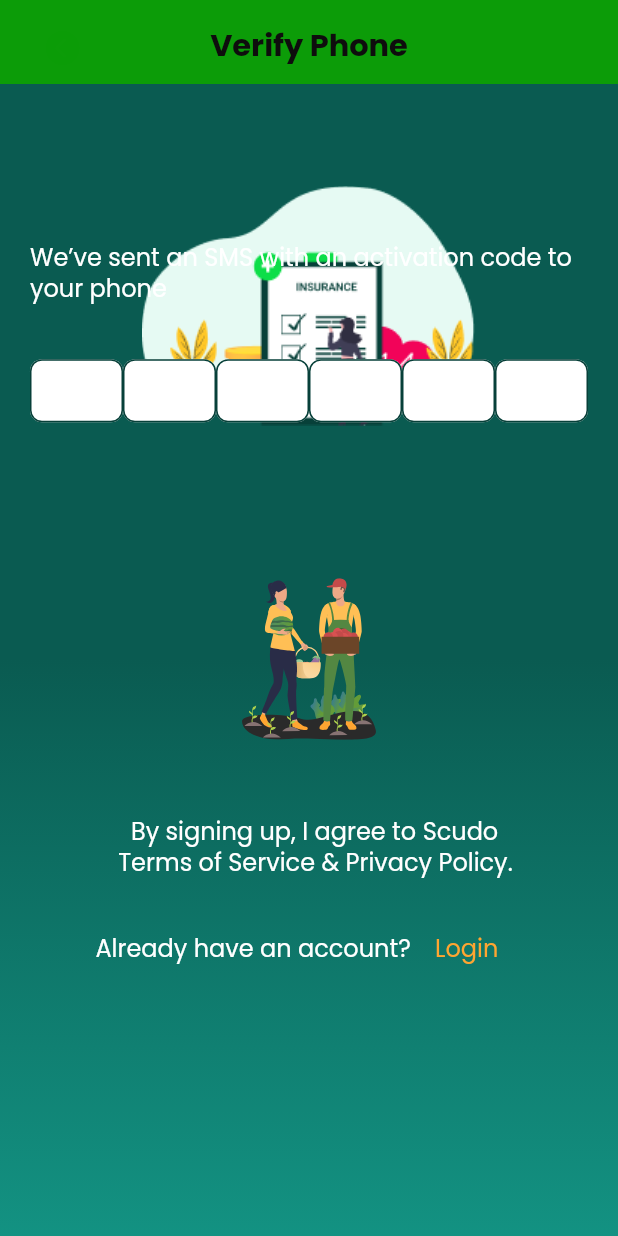
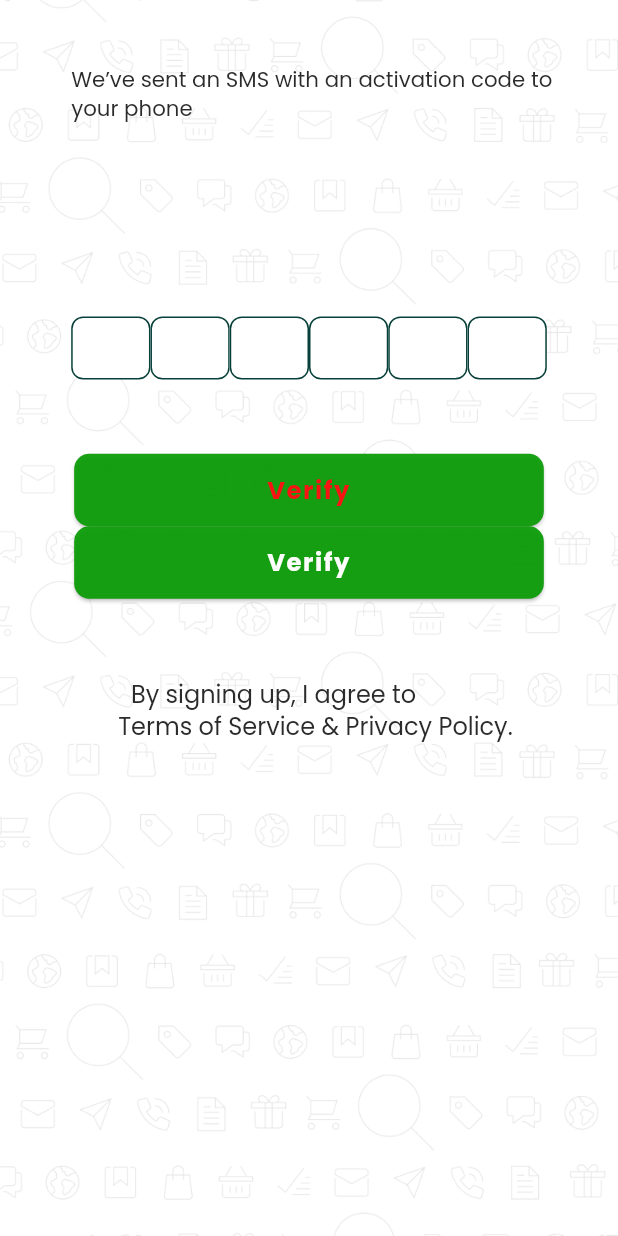
Before and after one commit to DreXuri/TajApp, a Flutter app: the OtpPhoneScreen screen opened directly with empty values, on a phone screen of 412 x 824 dp. Run offline on Flutter 3.47's test engine with Material 2 defaults, Android fonts, the phone set to English and light mode, and no system bars; drawn by our look-alikes of dynamic_color; our stand-ins replace firebase_auth, firebase_core, flutter_datetime_picker_plus, flutter_riverpod, flutter_screenutil, flutter_svg and 12 more; missing offline and left inert: date_picker_plus; accounts and stored records are empty; generated files the repository leaves out were written again.

Commit message:
otp page

```diff
--- a/lib/screens/auth/views/otp_phone.dart
+++ b/lib/screens/auth/views/otp_phone.dart
@@ -6,67 +6,62 @@ import 'package:todoapp/general/params/params.dart';
 import 'package:todoapp/general/utils/assets_constant.dart';
 import 'package:todoapp/general/utils/color_constant.dart';
 import 'package:todoapp/general/widgets/app_bar.dart';
+import 'package:todoapp/general/widgets/background_widget.dart';
 import 'package:todoapp/general/widgets/button.dart';
+import 'package:todoapp/general/widgets/custom_loading_indicator.dart';
 import 'package:todoapp/general/widgets/custom_snackbar.dart';
 import 'package:todoapp/general/widgets/custome_text.dart';
 import 'package:todoapp/general/widgets/height_space.dart';
+import 'package:todoapp/general/widgets/navbar.dart';
+import 'package:todoapp/screens/auth/controllers/auth%20controller/auth_controller.dart';
 import 'package:todoapp/screens/auth/views/login.dart';
 import 'package:todoapp/screens/auth/widgets/otp_box.dart';
 
-class OtpPhoneScreen extends StatefulWidget {
+class OtpPhoneScreen extends ConsumerWidget {
   static const String route = '/otp-phone-screen';
-  const OtpPhoneScreen({super.key});
+  const OtpPhoneScreen({super.key, required this.phone, required this.smsId});
+  final String phone;
+  final String smsId;
+  // String verificationCode = '';
+
+  // String phoneNumber = '';
+
+  void verifyOtp(BuildContext context, WidgetRef ref, String verificationCode) {
+    ref.read(authControllerProvider.notifier).verifyOtCodep(
+        context: context,
+        smsId: smsId,
+        smsCode: verificationCode,
+        isMounted: true);
+  }
 
   @override
-  State<OtpPhoneScreen> createState() => _OtpPhoneScreenState();
-}
+  // Widget build(BuildContext context, WidgetRef ref) {
+  Widget build(BuildContext context, WidgetRef ref) {
+    // final arguments = ModalRoute.of(context)!.settings.arguments as Map;
 
+    // phoneNumber = arguments['phone'];
+    // smsId = arguments['smsId'];
     final _otpPhoneFormKey = GlobalKey<FormState>();
-
-class _OtpPhoneScreenState extends State<OtpPhoneScreen> {
     String verificationCode = '';
-  String phoneNumber = '';
-
-  bool isResendCode = false;
-
-  @override
-  Widget build(BuildContext context) {
-    final arguments = ModalRoute.of(context)!.settings.arguments as Map;
-
-    phoneNumber = arguments['phoneNumber'];
-
     return Scaffold(
-      backgroundColor: AppConst.kPrimary,
-      appBar: customAppBar(
-        context,
-        titleText: 'Verify Phone',
-      ),
-      body: Container(
-        height: MediaQuery.of(context).size.height,
-        decoration: const BoxDecoration(
-          gradient: AppConst.appBarGradient,
-        ),
-        child: Stack(
-          children: [
-            Image.asset(
-              Assets.onboard,
-              width: double.infinity,
-            ),
-            SingleChildScrollView(
+      body: Background(
+        child: SingleChildScrollView(
           child: Form(
             key: _otpPhoneFormKey,
             child: Column(
               crossAxisAlignment: CrossAxisAlignment.center,
               children: [
-                    HeightSpace(hight: 103.h),
+                HeightSpace(hight: 18.h),
                 _numberVerificationText(),
-                    HeightSpace(hight: 15.h),
+                HeightSpace(hight: 105.h),
                 OtpBox(
                   onCodeChanged: (code) {
                     verificationCode = code;
+                    // return verifyOtp(context, ref, code);
                   },
                 ),
                 HeightSpace(hight: 24.h),
+
                 // Row(
                 //   mainAxisAlignment: MainAxisAlignment.center,
                 //   children: [
@@ -87,129 +82,115 @@ class _OtpPhoneScreenState extends State<OtpPhoneScreen> {
                 //   ],
                 // ),
                 HeightSpace(hight: 24.h),
-                    // Consumer(
-                    //   builder:
-                    //       (BuildContext context, WidgetRef ref, Widget? child) {
-                    //     final state = ref.watch(regControllerProvider);
+                Consumer(
+                  builder:
+                      (BuildContext context, WidgetRef ref, Widget? child) {
+                    final state = ref.watch(authControllerProvider);
 
-                    //     ref.listen(
-                    //       regControllerProvider,
-                    //       (previous, next) {
-                    //         next.when(
-                    //             initial: () => null,
-                    //             loading: () => null,
-                    //             loaded: () => _onWidgetDidBuild(
-                    //                 context, RegisterEmailScreen.route),
-                    //             error: (message) => _showSnackBar(
-                    //                 context, message,
-                    //                 isError: true));
-                    //       },
-                    //     );
+                    return _verifyButton(context, ref, verificationCode);
+                  },
+                ),
 
-                    //     return state.when(
-                    //       initial: () => _verifyButton(ref),
-                    //       loading: () => const CircularProgressIndicator(),
-                    //       loaded: () => _verifyButton(ref),
-                    //       error: (message) => _verifyButton(ref),
-                    //     );
-                    //   },
+                // Consumer(builder:
+                //     (BuildContext context, WidgetRef ref, Widget? child) {
+                //   return _verifyButton(context, ref, );
+                // }),
+                // _verifyButton(
+                //   context,
+                //   ref,
                 // ),
+                // PrimaryButton(
+                //     text: 'Verify',
+                //     onPressed: () {
+                //       verifyOt;
+                //       hideKeyboard(context);
+                //     }),
 
+                PrimaryButton(
+                    text: 'Verify',
+                    onPressed: () {
+                      // isResendCode = false;
+                      //   if (_otpPhoneFormKey.currentState!.validate()) {
+                      //     ref.read(authControllerProvider.notifier).verifyOtCodep(
+                      //         context: context,
+                      //         smsId: smsId,
+                      //         // smsId: phoneNumber,
+                      //         smsCode: verificationCode,
+                      //         isMounted: true);
+                      //     hideKeyboard(context);
+                      //   }
+                      // },
+                      // print(verificationCode);
+                    }),
                 HeightSpace(hight: 53.h),
-                    SvgPicture.asset(
-                      Assets.navHome,
-                      width: 93.w,
-                      height: 106.12.h,
-                    ),
-                    HeightSpace(hight: 50.h),
+
                 const CustomText(
                   fontSize: 16,
                   fontWeight: FontWeight.w400,
                   height: 1.3,
-                      data: '''    By signing up, I agree to Scudo
+                  data: '''    By signing up, I agree to
   Terms of Service & Privacy Policy.''',
-                      color: AppConst.kWhite,
+                  color: AppConst.kTextBlack,
                   textAlign: null,
                 ),
-                    HeightSpace(hight: 22.h),
-                    Row(
-                      mainAxisAlignment: MainAxisAlignment.center,
-                      children: [
-                        const CustomText(
-                          fontSize: 16,
-                          fontWeight: FontWeight.w400,
-                          height: 1.3,
-                          data: '''Already have an account? ''',
-                          color: AppConst.kWhite,
-                          textAlign: null,
-                        ),
-                        TextButton(
-                          onPressed: () {
-                            Navigator.pushReplacementNamed(
-                                context, Login.route);
-                          },
-                          child: const CustomText(
-                            fontSize: 16,
-                            fontWeight: FontWeight.w400,
-                            height: 1.3,
-                            data: '''Login ''',
-                            color: AppConst.kSecondaryYellow,
-                            textAlign: null,
-                          ),
-                        ),
-                      ],
-                    ),
+                // HeightSpace(hight: 22.h),
+                // Row(
+                //   mainAxisAlignment: MainAxisAlignment.center,
+                //   children: [
+                //     const CustomText(
+                //       fontSize: 16,
+                //       fontWeight: FontWeight.w400,
+                //       height: 1.3,
+                //       data: '''Already have an account? ''',
+                //       color: AppConst.kWhite,
+                //       textAlign: null,
+                //     ),
+                //     TextButton(
+                //       onPressed: () {
+                //         Navigator.pushReplacementNamed(
+                //             context, Login.route);
+                //       },
+                //       child: const CustomText(
+                //         fontSize: 16,
+                //         fontWeight: FontWeight.w400,
+                //         height: 1.3,
+                //         data: '''Login ''',
+                //         color: AppConst.kSecondaryYellow,
+                //         textAlign: null,
+                //       ),
+                //     ),
+                //   ],
+                // ),
               ],
             ),
           ),
-            ),
-          ],
         ),
       ),
     );
   }
 
-  // Widget _verifyButton(WidgetRef ref) {
-  //   return PrimaryButton(
-  //     text: 'Verify',
-  //     onPressed: () {
-  //       isResendCode = false;
-  //       if (_otpPhoneFormKey.currentState!.validate()) {
-  //         ref.read(regControllerProvider.notifier).verifyPhone(
-  //               RegistrationParams(
-  //                 phone: phoneNumber,
-  //                 verificationCode: verificationCode,
-  //               ),
-  //             );
-  //         hideKeyboard(context);
-  //       }
-  //     },
-  //   );
-  // }
-
-  // void _resendCode(WidgetRef ref) {
-  //   isResendCode = true;
-
-  //   ref.read(regControllerProvider.notifier).resendPhoneCode(
-  //         RegistrationParams(
-  //           phone: phoneNumber,
-  //           verificationCode: '',
-  //         ),
-  //       );
-  // }
-
-  void _onWidgetDidBuild(BuildContext buildContext, String routeName) {
-    WidgetsBinding.instance.addPostFrameCallback(
-      (_) {
-        if (isResendCode) return;
-
-        Navigator.of(context).pushReplacementNamed(routeName, arguments: {
-          'phoneNumber': phoneNumber,
-        });
+  Widget _verifyButton(
+    BuildContext context,
+    WidgetRef ref,
+    String verificationCode,
+  ) {
+    return PrimaryButton(
+      text: 'Verify',
+      textColor: AppConst.kPrimaryRed,
+      onPressed: () {
+        ref.read(authControllerProvider.notifier).verifyOtCodep(
+            context: context,
+            smsId: smsId,
+            // smsId: phoneNumber,
+            smsCode: verificationCode,
+            isMounted: true);
+        print(verificationCode);
+        hideKeyboard(context);
       },
     );
   }
 
+  // void _resendCode(WidgetRef ref) {
   void _showSnackBar(BuildContext context, String content,
       {bool isError = false}) {
     WidgetsBinding.instance.addPostFrameCallback(
@@ -230,30 +211,30 @@ class _OtpPhoneScreenState extends State<OtpPhoneScreen> {
         mainAxisAlignment: MainAxisAlignment.start,
         crossAxisAlignment: CrossAxisAlignment.start,
         children: [
-          const CustomText(
-            fontSize: 16,
+          CustomText(
+            fontSize: 14.sp,
             fontWeight: FontWeight.w400,
             height: 1.3,
-            data: '''We’ve sent an SMS with an activation code to ''',
-            color: AppConst.kWhite,
+            data: '''We’ve sent an SMS with an activation code to''',
+            color: AppConst.kTextBlack,
             textAlign: null,
           ),
           Row(
             children: [
-              const CustomText(
-                fontSize: 16,
+              CustomText(
+                fontSize: 14.sp,
                 fontWeight: FontWeight.w400,
                 height: 1.3,
                 data: '''your phone ''',
-                color: AppConst.kWhite,
+                color: AppConst.kTextBlack,
                 textAlign: null,
               ),
               CustomText(
                 fontSize: 16,
                 fontWeight: FontWeight.w600,
                 height: 1.3,
-                data: phoneNumber,
-                color: AppConst.kSecondaryYellow,
+                data: phone,
+                color: AppConst.kPrimary,
                 textAlign: null,
               ),
             ],
@@ -262,4 +243,17 @@ class _OtpPhoneScreenState extends State<OtpPhoneScreen> {
       ),
     );
   }
+
+//   void _onWidgetDidBuild(BuildContext buildContext, String routeName) {
+//     WidgetsBinding.instance.addPostFrameCallback(
+//       (_) {
+//         if (isResendCode) return;
+
+//         Navigator.of(context).pushReplacementNamed(routeName, arguments: {
+//           'phoneNumber': phoneNumber,
+//         });
+//       },
+//     );
+//   }
+// }
 }
```
Lines whose indentation alone changed are shown as unchanged.
